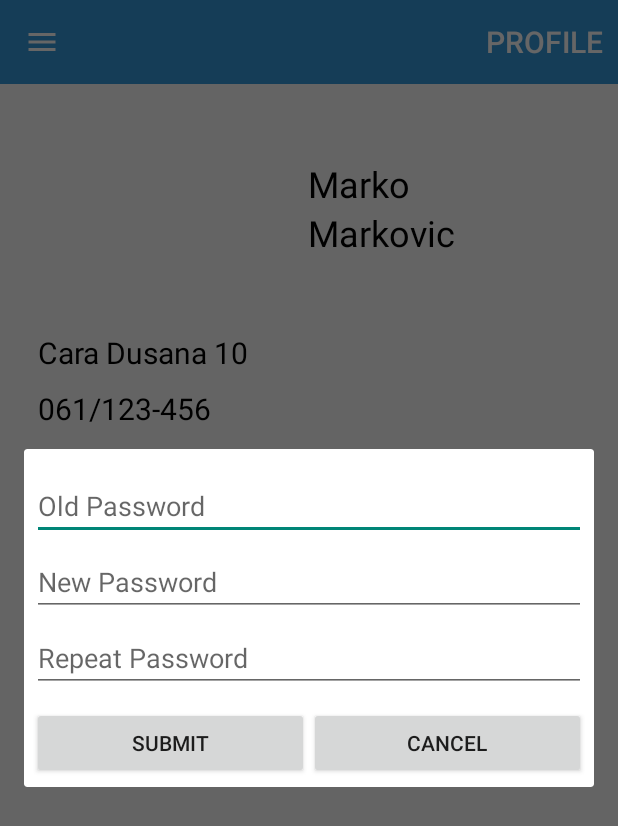
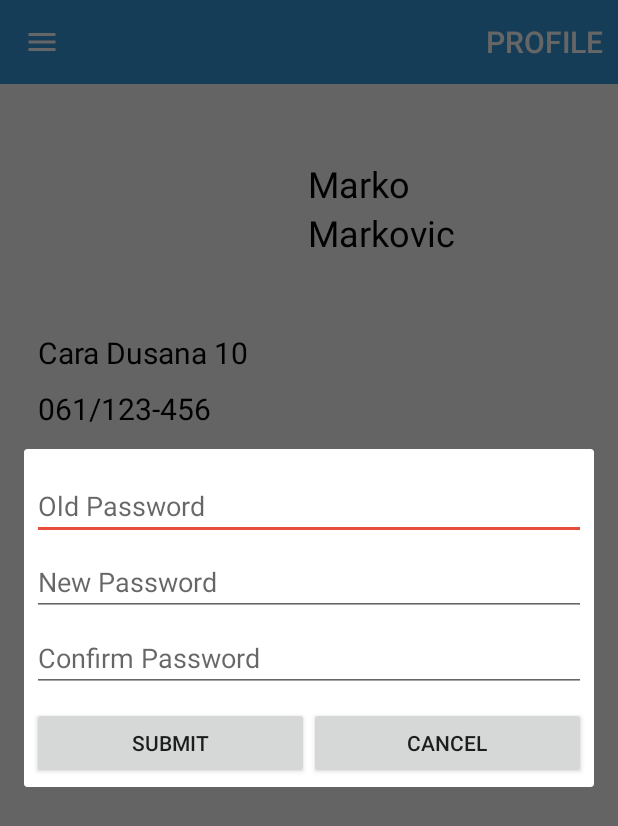
Before and after one commit to Wasa94/PKI, an Android app: the ProfileActivity screen opened directly, with no data from a screen before it, in the side drawer, after a tap on "Change Password", on a phone screen of 412 x 824 dp. Shown: the top 826 px of the screen. Run offline under Robolectric (Android 15) with nearby library versions, the phone set to English and light mode, and no system bars; 7 statements that could not run were skipped.

Commit message:
Design Change

```diff
--- a/app/src/main/res/layout/dialog_change_password.xml
+++ b/app/src/main/res/layout/dialog_change_password.xml
@@ -4,7 +4,8 @@
     android:layout_width="match_parent"
     android:layout_height="match_parent"
     android:orientation="vertical"
-    android:padding="5dp">
+    android:padding="5dp"
+    android:theme="@style/AppTheme">
 
     <EditText
         android:id="@+id/textViewOldPassChangePass"
@@ -30,7 +31,7 @@
         android:layout_height="wrap_content"
         android:layout_marginTop="5dp"
         android:ems="10"
-        android:hint="Repeat Password"
+        android:hint="Confirm Password"
         android:inputType="textPassword" />
 
     <TableLayout
```
